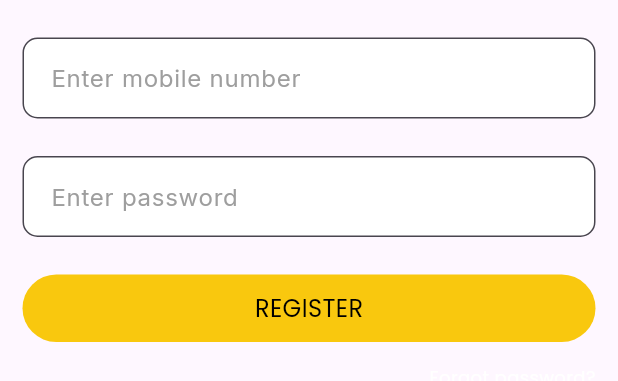
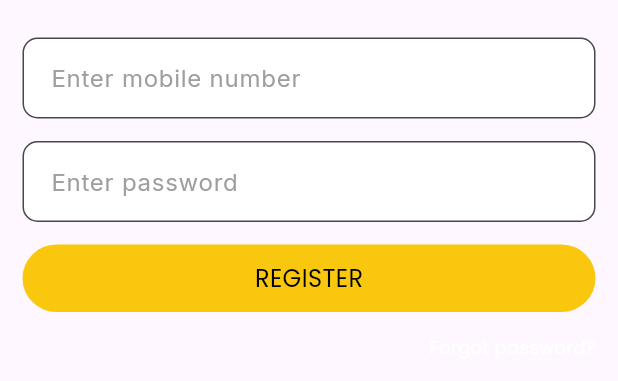
Before and after one commit to kenxsantos/AcePlus, a Flutter app: the RegisterForm widget shown alone on an empty page, opened directly, on a phone screen of 412 x 824 dp. Shown: the top 381 px of the screen. Run offline on Flutter 3.47's test engine with Material 3 defaults, Android fonts, the phone set to English and light mode, and no system bars; our stand-ins replace equatable, flutter_bloc, go_router, google_fonts, hive, hive_flutter and 1 more; accounts and stored records are empty.

Commit message:
remove sized box

```diff
--- a/lib/features/card_game/presentation/auth_dialog/widgets/register_form.dart
+++ b/lib/features/card_game/presentation/auth_dialog/widgets/register_form.dart
@@ -92,7 +92,6 @@ class _RegisterFormState extends State<RegisterForm> {
                   ),
                 ],
               ),
-              SizedBox(height: 10),
               Column(
                 crossAxisAlignment: CrossAxisAlignment.start,
                 children: [
@@ -117,7 +116,6 @@ class _RegisterFormState extends State<RegisterForm> {
                   ),
                 ],
               ),
-              SizedBox(height: 10),
               SolidButton(
                 labelText: Str().register.toUpperCase(),
                 fontFamily: poppins,
```
